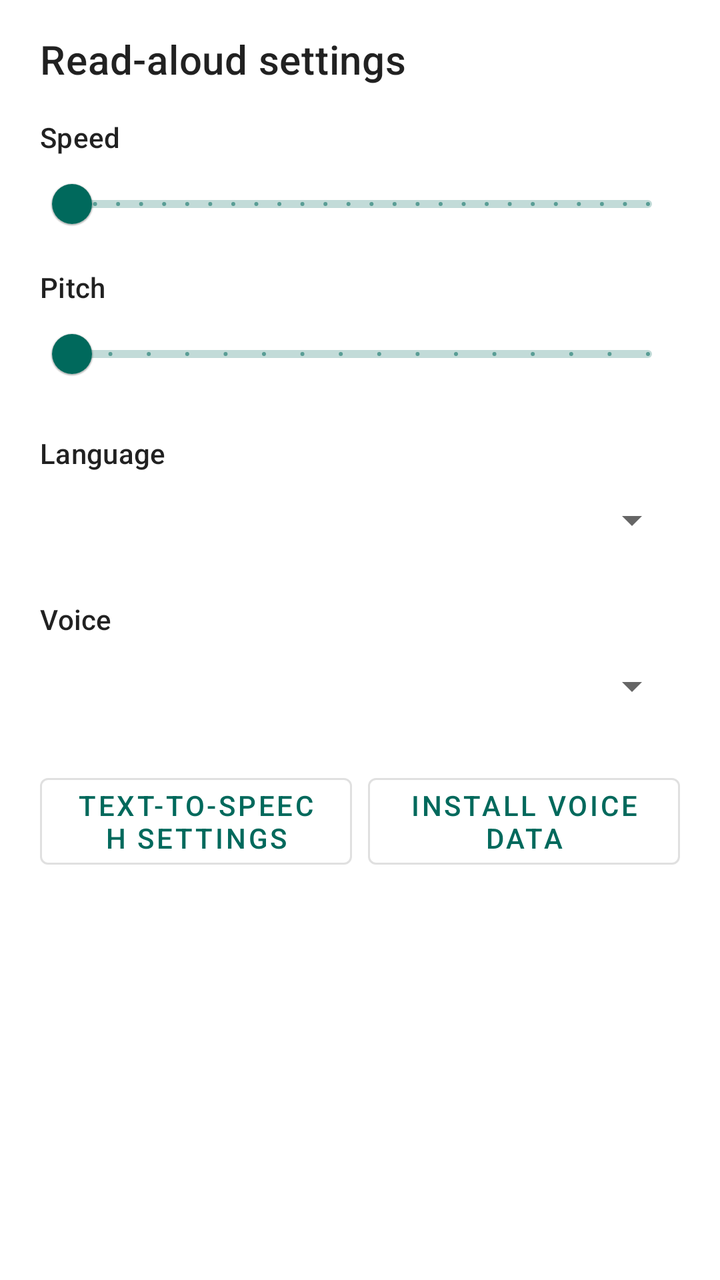
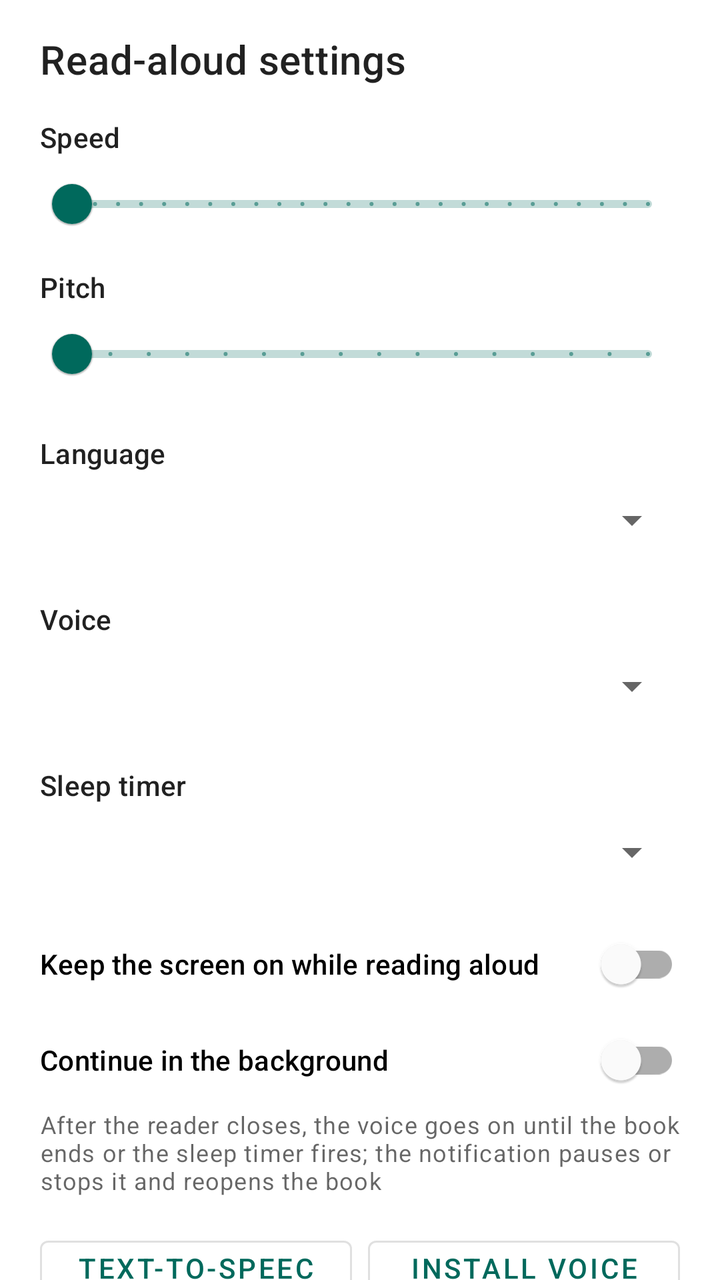

Before-and-after screenshots of an Android layout around one commit, followed by the original layout XML and the change that was made.
<!-- AndroidManifest.xml: application theme AppTheme -->
<!-- res/layout/sheet_tts.xml -->
<?xml version="1.0" encoding="utf-8"?>
<androidx.core.widget.NestedScrollView xmlns:android="http://schemas.android.com/apk/res/android"
    android:layout_width="match_parent"
    android:layout_height="wrap_content">

    <LinearLayout
        android:layout_width="match_parent"
        android:layout_height="wrap_content"
        android:orientation="vertical"
        android:paddingStart="20dp"
        android:paddingTop="16dp"
        android:paddingEnd="20dp"
        android:paddingBottom="24dp">

        <TextView
            android:layout_width="match_parent"
            android:layout_height="wrap_content"
            android:text="@string/text_read_aloud_settings"
            android:textAppearance="?attr/textAppearanceHeadline6" />

        <LinearLayout
            android:layout_width="match_parent"
            android:layout_height="wrap_content"
            android:layout_marginTop="16dp"
            android:orientation="horizontal">

            <TextView
                style="@style/Widget.Reader.PreferenceLabel"
                android:layout_width="0dp"
                android:layout_marginTop="0dp"
                android:layout_weight="1"
                android:text="@string/text_read_aloud_speed" />

            <TextView
                android:id="@+id/speed_value"
                android:layout_width="wrap_content"
                android:layout_height="wrap_content"
                android:textAppearance="?attr/textAppearanceSubtitle2" />
        </LinearLayout>

        <com.google.android.material.slider.Slider
            android:id="@+id/speed_slider"
            android:layout_width="match_parent"
            android:layout_height="wrap_content"
            android:stepSize="10"
            android:valueFrom="50"
            android:valueTo="300" />

        <LinearLayout
            android:layout_width="match_parent"
            android:layout_height="wrap_content"
            android:layout_marginTop="8dp"
            android:orientation="horizontal">

            <TextView
                style="@style/Widget.Reader.PreferenceLabel"
                android:layout_width="0dp"
                android:layout_marginTop="0dp"
                android:layout_weight="1"
                android:text="@string/text_read_aloud_pitch" />

            <TextView
                android:id="@+id/pitch_value"
                android:layout_width="wrap_content"
                android:layout_height="wrap_content"
                android:textAppearance="?attr/textAppearanceSubtitle2" />
        </LinearLayout>

        <com.google.android.material.slider.Slider
            android:id="@+id/pitch_slider"
            android:layout_width="match_parent"
            android:layout_height="wrap_content"
            android:stepSize="10"
            android:valueFrom="50"
            android:valueTo="200" />

        <TextView
            style="@style/Widget.Reader.PreferenceLabel"
            android:text="@string/text_read_aloud_language" />

        <Spinner
            android:id="@+id/language"
            android:layout_width="match_parent"
            android:layout_height="48dp" />

        <TextView
            style="@style/Widget.Reader.PreferenceLabel"
            android:text="@string/text_read_aloud_voice" />

        <Spinner
            android:id="@+id/voice"
            android:layout_width="match_parent"
            android:layout_height="48dp" />

        <LinearLayout
            android:layout_width="match_parent"
            android:layout_height="wrap_content"
            android:layout_marginTop="16dp"
            android:orientation="horizontal">

            <com.google.android.material.button.MaterialButton
                android:id="@+id/system_settings"
                style="@style/Widget.MaterialComponents.Button.OutlinedButton"
                android:layout_width="0dp"
                android:layout_height="wrap_content"
                android:layout_weight="1"
                android:text="@string/text_read_aloud_open_settings" />

            <com.google.android.material.button.MaterialButton
                android:id="@+id/install_voice"
                style="@style/Widget.MaterialComponents.Button.OutlinedButton"
                android:layout_width="0dp"
                android:layout_height="wrap_content"
                android:layout_marginStart="8dp"
                android:layout_weight="1"
                android:text="@string/text_read_aloud_install_voice" />
        </LinearLayout>
    </LinearLayout>
</androidx.core.widget.NestedScrollView>
<!-- resources referenced by this layout -->
<resources>
  <string name="text_read_aloud_install_voice">Install voice data</string>
  <string name="text_read_aloud_language">Language</string>
  <string name="text_read_aloud_open_settings">Text-to-speech settings</string>
  <string name="text_read_aloud_pitch">Pitch</string>
  <string name="text_read_aloud_settings">Read-aloud settings</string>
  <string name="text_read_aloud_speed">Speed</string>
  <string name="text_read_aloud_voice">Voice</string>
  <style name="Widget.Reader.PreferenceLabel" parent="Widget.MaterialComponents.TextView">
          <item name="android:layout_width">match_parent</item>
          <item name="android:layout_height">wrap_content</item>
          <item name="android:layout_marginTop">16dp</item>
          <item name="android:textAppearance">?attr/textAppearanceSubtitle2</item>
      </style>
  <style name="AppTheme" parent="Theme.MaterialComponents.DayNight.NoActionBar">
          <item name="actionOverflowButtonStyle">@style/Widget.PluginOverflowButton</item>
          <item name="materialAlertDialogTheme">@style/AppTheme.ReaderDialog</item>
          <item name="colorPrimary">@color/color_primary</item>
          <item name="colorPrimaryVariant">@color/color_primary_dark</item>
          <item name="colorSecondary">@color/color_secondary</item>
          <item name="android:colorAccent">@color/color_secondary</item>
          <item name="android:windowActionModeOverlay">true</item>
          <item name="android:windowBackground">@color/window_background</item>
          <item name="windowActionModeOverlay">true</item>
      </style>
  <style name="Widget.PluginOverflowButton" parent="Widget.AppCompat.ActionButton.Overflow">
          <item name="android:minWidth">48dp</item>
          <item name="android:minHeight">48dp</item>
      </style>
  <style name="AppTheme.ReaderDialog" parent="ThemeOverlay.MaterialComponents.MaterialAlertDialog">
          <item name="colorPrimary">@color/dialog_foreground</item>
          <item name="colorSecondary">@color/dialog_foreground</item>
          <item name="colorAccent">@color/dialog_foreground</item>
          <item name="android:colorAccent">@color/dialog_foreground</item>
          <item name="colorControlActivated">@color/dialog_foreground</item>
          <item name="colorControlNormal">@color/dialog_foreground</item>
          <item name="buttonBarPositiveButtonStyle">@style/Widget.Reader.DialogButton</item>
          <item name="buttonBarNegativeButtonStyle">@style/Widget.Reader.DialogButton</item>
          <item name="buttonBarNeutralButtonStyle">@style/Widget.Reader.DialogButton</item>
      </style>
  <color name="color_primary">#00695C</color>
  <color name="color_primary_dark">#004D40</color>
  <color name="color_secondary">#FFB300</color>
  <color name="window_background">#FFFFFFFF</color>
  <color name="dialog_foreground">#FF202124</color>
  <style name="Widget.Reader.DialogButton" parent="Widget.MaterialComponents.Button.TextButton.Dialog">
          <item name="android:textColor">@color/dialog_foreground</item>
      </style>
</resources>

<!-- the commit's change to res/layout/sheet_tts.xml (unified diff, before → after) -->
@@ -95,6 +95,53 @@
         <LinearLayout
             android:layout_width="match_parent"
             android:layout_height="wrap_content"
+            android:orientation="horizontal">
+
+            <TextView
+                style="@style/Widget.Reader.PreferenceLabel"
+                android:layout_width="0dp"
+                android:layout_weight="1"
+                android:text="@string/text_read_aloud_sleep_timer" />
+
+            <TextView
+                android:id="@+id/sleep_remaining"
+                android:layout_width="wrap_content"
+                android:layout_height="wrap_content"
+                android:layout_gravity="bottom"
+                android:textAppearance="?attr/textAppearanceSubtitle2" />
+        </LinearLayout>
+
+        <Spinner
+            android:id="@+id/sleep_timer"
+            android:layout_width="match_parent"
+            android:layout_height="48dp" />
+
+        <com.google.android.material.switchmaterial.SwitchMaterial
+            android:id="@+id/keep_screen_on"
+            android:layout_width="match_parent"
+            android:layout_height="wrap_content"
+            android:layout_marginTop="8dp"
+            android:minHeight="48dp"
+            android:text="@string/text_read_aloud_keep_screen_on"
+            android:textAppearance="?attr/textAppearanceSubtitle2" />
+
+        <com.google.android.material.switchmaterial.SwitchMaterial
+            android:id="@+id/background"
+            android:layout_width="match_parent"
+            android:layout_height="wrap_content"
+            android:minHeight="48dp"
+            android:text="@string/text_read_aloud_background"
+            android:textAppearance="?attr/textAppearanceSubtitle2" />
+
+        <TextView
+            android:layout_width="match_parent"
+            android:layout_height="wrap_content"
+            android:text="@string/text_read_aloud_background_hint"
+            android:textAppearance="?attr/textAppearanceCaption" />
+
+        <LinearLayout
+            android:layout_width="match_parent"
+            android:layout_height="wrap_content"
             android:layout_marginTop="16dp"
             android:orientation="horizontal">
 
<!-- resource entries referenced after the edit -->
@@ -1,10 +1,14 @@
 <!-- resources referenced by this layout -->
 <resources>
+  <string name="text_read_aloud_background">Continue in the background</string>
+  <string name="text_read_aloud_background_hint">After the reader closes, the voice goes on until the book ends or the sleep timer fires; the notification pauses or stops it and reopens the book</string>
   <string name="text_read_aloud_install_voice">Install voice data</string>
+  <string name="text_read_aloud_keep_screen_on">Keep the screen on while reading aloud</string>
   <string name="text_read_aloud_language">Language</string>
   <string name="text_read_aloud_open_settings">Text-to-speech settings</string>
   <string name="text_read_aloud_pitch">Pitch</string>
   <string name="text_read_aloud_settings">Read-aloud settings</string>
+  <string name="text_read_aloud_sleep_timer">Sleep timer</string>
   <string name="text_read_aloud_speed">Speed</string>
   <string name="text_read_aloud_voice">Voice</string>
   <style name="Widget.Reader.PreferenceLabel" parent="Widget.MaterialComponents.TextView">
